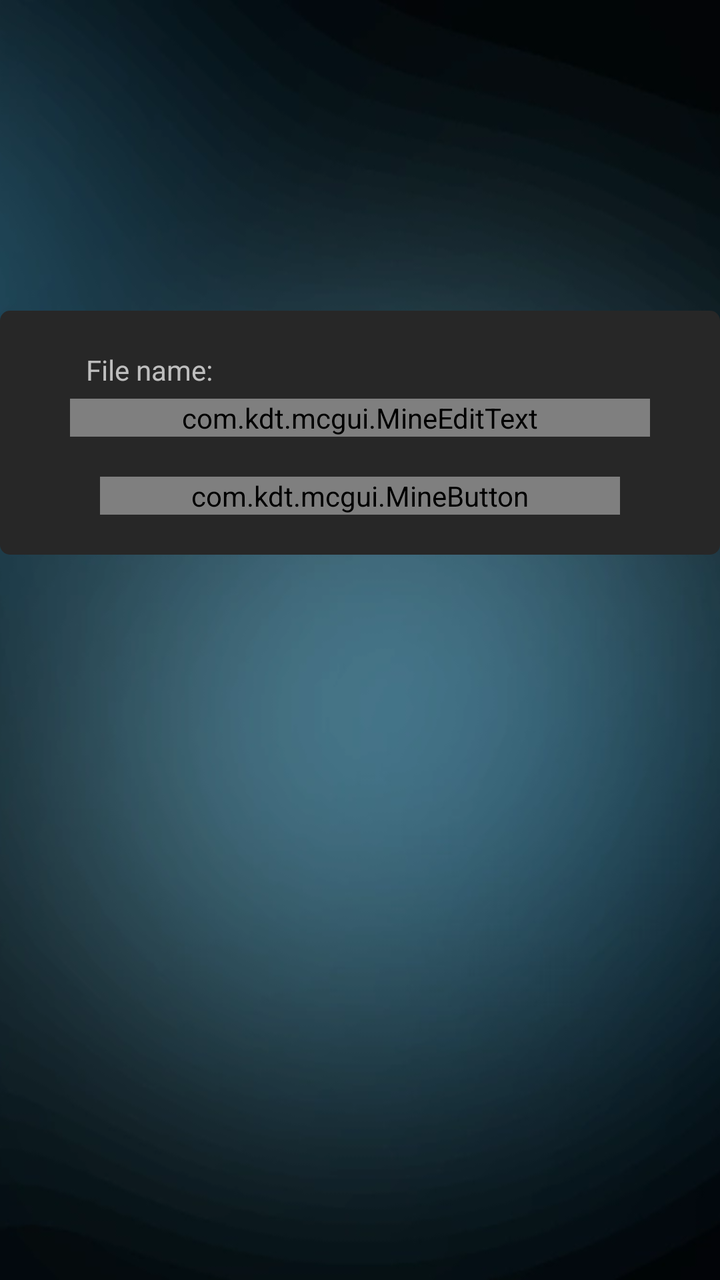
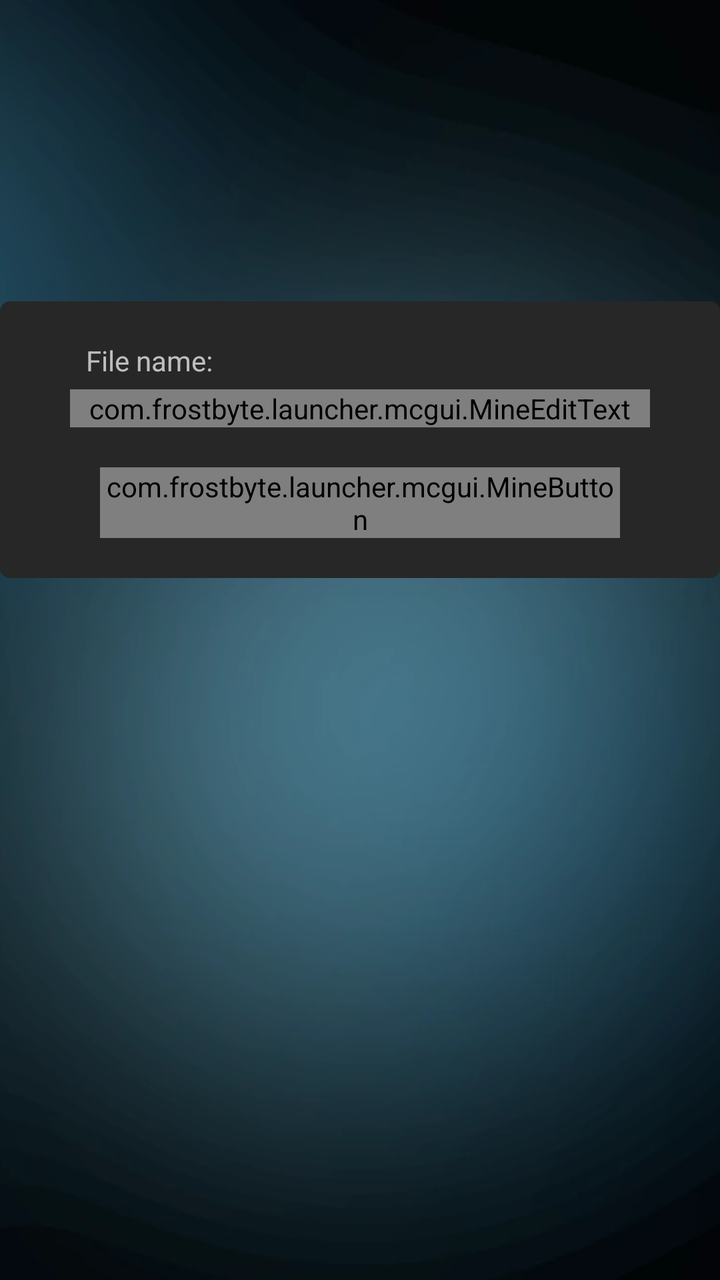

An Android layout rendered at two revisions. The XML below is the earlier revision; the diff shows what the commit changed to produce the second picture.
<!-- AndroidManifest.xml: application theme AppTheme -->
<!-- res/layout/activity_import_control.xml -->
<?xml version="1.0" encoding="utf-8"?>
<androidx.constraintlayout.widget.ConstraintLayout
    xmlns:android="http://schemas.android.com/apk/res/android"
    xmlns:app="http://schemas.android.com/apk/res-auto"
    xmlns:tools="http://schemas.android.com/tools"
    android:layout_width="match_parent"
    android:layout_height="match_parent">

    <ImageView
        android:id="@+id/imageView"
        android:layout_width="match_parent"
        android:layout_height="match_parent"
        android:elevation="-10dp"
        android:scaleType="centerCrop"
        android:src="@drawable/ic_setting_sign_in_background" />

    <androidx.constraintlayout.widget.ConstraintLayout
        android:layout_width="match_parent"
        android:layout_height="wrap_content"


        android:layout_marginHorizontal="@dimen/_15sdp"
        android:background="@drawable/menu_background"
        android:paddingVertical="20dp"
        app:layout_constraintBottom_toBottomOf="parent"
        app:layout_constraintTop_toTopOf="parent"
        app:layout_constraintVertical_bias="0.3"
        tools:layout_editor_absoluteX="16dp">

        <TextView
            android:id="@+id/textView_import_control_file_name"
            android:layout_width="wrap_content"
            android:layout_height="wrap_content"
            android:layout_marginStart="8dp"
            android:layout_marginBottom="5dp"
            android:text="File name:"
            app:layout_constraintBottom_toTopOf="@+id/editText_import_control_file_name"
            app:layout_constraintStart_toStartOf="@+id/editText_import_control_file_name" />

        <com.kdt.mcgui.MineEditText
            android:id="@+id/editText_import_control_file_name"
            android:layout_width="match_parent"
            android:layout_height="wrap_content"
            android:layout_marginHorizontal="35dp"
            android:layout_marginBottom="20dp"
            android:hint="File name"
            android:imeOptions="flagForceAscii"

            app:layout_constraintBottom_toTopOf="@+id/mineButton_import_control" />

        <com.kdt.mcgui.MineButton
            android:id="@+id/mineButton_import_control"
            android:layout_width="0dp"
            android:layout_height="wrap_content"
            android:layout_marginHorizontal="15dp"

            android:background="@drawable/mine_button_background"
            android:onClick="startImport"

            android:text="@string/import_control_import_button"
            android:textColor="@android:color/white"
            app:layout_constraintBottom_toBottomOf="parent"
            app:layout_constraintEnd_toEndOf="@+id/editText_import_control_file_name"

            app:layout_constraintStart_toStartOf="@+id/editText_import_control_file_name"

            app:layout_constraintVertical_bias="0.70" />

    </androidx.constraintlayout.widget.ConstraintLayout>
</androidx.constraintlayout.widget.ConstraintLayout>
<!-- resources referenced by this layout -->
<resources>
  <!-- drawable ic_setting_sign_in_background: webp bitmap (drawable, 29940 bytes) -->
  <!-- drawable menu_background (drawable) -->
  <?xml version="1.0" encoding="utf-8"?>
  <shape
      xmlns:android="http://schemas.android.com/apk/res/android"
      android:shape="rectangle" >
      <corners
      android:radius="5dp"/>
      <solid
      android:color="#272727" />
  </shape>
  <!-- drawable mine_button_background (drawable) -->
  <?xml version="1.0" encoding="utf-8" ?>
  <selector xmlns:android="http://schemas.android.com/apk/res/android">
      <item android:state_pressed="true" android:drawable="@drawable/mine_button_focused" />
      <item android:state_enabled="false" android:drawable="@drawable/mine_button_focused" />
      <item android:drawable="@drawable/mine_button_unfocused" />
  </selector>
  <string name="import_control_import_button">import controls</string>
  <style name="AppTheme" parent="@style/Theme.AppCompat.NoActionBar">
          <item name="windowNoTitle">true</item>
          <item name="windowActionBar">false</item>
          <item name="android:windowContentOverlay">@null</item>
          <item name="android:statusBarColor">@color/background_status_bar</item>
          <item name="android:navigationBarColor">@color/background_app</item>
          <item name="preferenceTheme">@style/PreferenceThemeOverlay.v14.Material</item>
  
          <item name="android:textSize">@dimen/_12ssp</item>
  
      </style>
  <!-- drawable mine_button_focused: png bitmap (drawable, 103 bytes) -->
  <!-- drawable mine_button_unfocused: png bitmap (drawable, 103 bytes) -->
  <color name="background_status_bar">#00000000</color>
  <color name="background_app">#00000000</color>
</resources>

<!-- the commit's change to res/layout/activity_import_control.xml (unified diff, before → after) -->
@@ -37,7 +37,7 @@
             app:layout_constraintBottom_toTopOf="@+id/editText_import_control_file_name"
             app:layout_constraintStart_toStartOf="@+id/editText_import_control_file_name" />
 
-        <com.kdt.mcgui.MineEditText
+        <com.frostbyte.launcher.mcgui.MineEditText
             android:id="@+id/editText_import_control_file_name"
             android:layout_width="match_parent"
             android:layout_height="wrap_content"
@@ -48,7 +48,7 @@
 
             app:layout_constraintBottom_toTopOf="@+id/mineButton_import_control" />
 
-        <com.kdt.mcgui.MineButton
+        <com.frostbyte.launcher.mcgui.MineButton
             android:id="@+id/mineButton_import_control"
             android:layout_width="0dp"
             android:layout_height="wrap_content"
